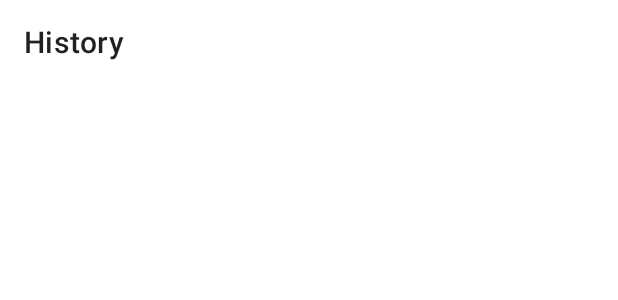
After one commit to Helaluzzaman/WorkoutApp, an Android app: the layout activity_history.xml on its own in the app's theme, with its tools: preview values and no code run, on a phone screen of 412 x 824 dp. The commit adds this screen. Shown: the top 300 px of the screen. Run offline under Robolectric (Android 15) with nearby library versions, the phone set to English and light mode, and no system bars.

Commit message:
history activity added

```diff
--- a/app/src/main/AndroidManifest.xml
+++ b/app/src/main/AndroidManifest.xml
@@ -9,7 +9,8 @@
         android:roundIcon="@mipmap/ic_launcher_round"
         android:supportsRtl="true"
         android:theme="@style/Theme.App">
-        <activity android:name=".BmiActivity"></activity>
+        <activity android:name=".HistoryActivity"></activity>
+        <activity android:name=".BmiActivity" />
         <activity android:name=".FinishActivity" />
         <activity
             android:name=".ExcerciseActivity"
--- /dev/null
+++ b/app/src/main/res/layout/activity_history.xml
@@ -0,0 +1,17 @@
+<?xml version="1.0" encoding="utf-8"?>
+<LinearLayout xmlns:android="http://schemas.android.com/apk/res/android"
+    xmlns:app="http://schemas.android.com/apk/res-auto"
+    xmlns:tools="http://schemas.android.com/tools"
+    android:layout_width="match_parent"
+    android:orientation="vertical"
+    android:layout_height="match_parent"
+    tools:context=".HistoryActivity">
+    <androidx.appcompat.widget.Toolbar
+        android:id="@+id/tb_actionBar_history"
+        android:layout_width="match_parent"
+        android:layout_height="?android:attr/actionBarSize"
+        app:title="@string/history"
+
+        />
+
+</LinearLayout>
--- a/app/src/main/res/values/colors.xml
+++ b/app/src/main/res/values/colors.xml
@@ -9,5 +9,6 @@
     <color name="white">#FFFFFFFF</color>
 
     <color name="colorAccent">#39C53F</color>
+    <color name="colorAccentDeep">#26812A</color>
     <color name="gray">#DFDFDF</color>
 </resources>
--- a/app/src/main/res/values/styles.xml
+++ b/app/src/main/res/values/styles.xml
@@ -8,9 +8,12 @@
         <item name="android:layout_height">@dimen/cardViewHight1</item>
     </style>
 
+
     <style name="Theme.App" parent="Theme.MaterialComponents.DayNight.NoActionBar">
         ...
         <item name="colorPrimary">@color/colorAccent</item>
+        <item name="colorPrimaryDark">@color/colorAccentDeep</item>
+        <item name="android:navigationBarColor">@color/colorAccentDeep</item>
         <item name="textAppearanceSubtitle1">@style/TextAppearance.App.Subtitle1</item>
         <item name="textAppearanceCaption">@style/TextAppearance.App.Caption</item>
         <item name="shapeAppearanceSmallComponent">@style/ShapeAppearance.App.SmallComponent</item>
@@ -25,7 +28,7 @@
     </style>
 
     <style name="ShapeAppearance.App.SmallComponent" parent="ShapeAppearance.MaterialComponents.SmallComponent">
-        <item name="cornerFamily">cut</item>
+        <item name="cornerFamily">rounded</item>
         <item name="cornerSize">4dp</item>
     </style>
 
```
Also changed, not shown: app/src/main/java/com/learning/workoutapp/HistoryActivity.kt (added, +24 -0 lines), app/src/main/java/com/learning/workoutapp/MainActivity.kt (+9 -0 lines).
